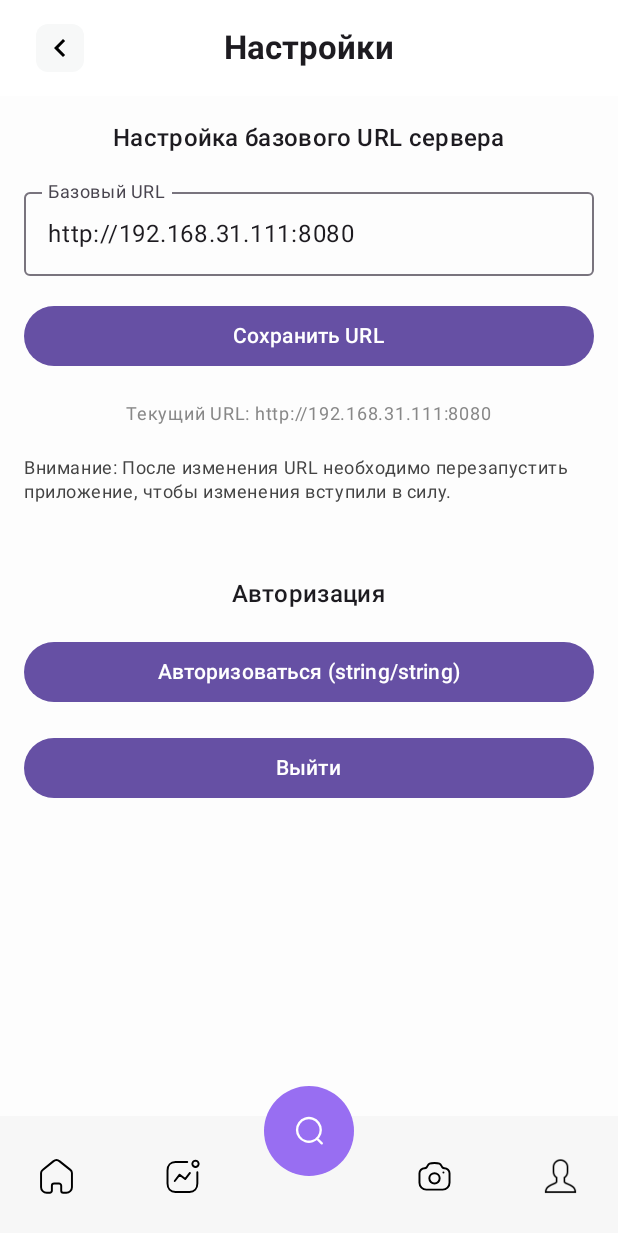
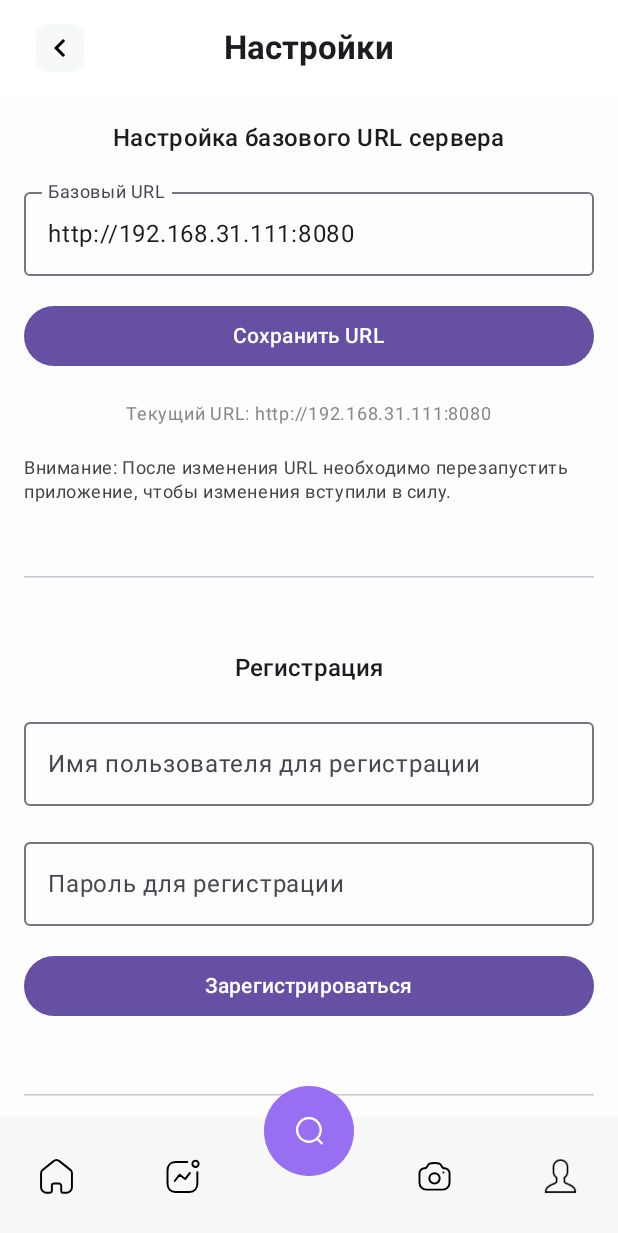
Before and after one commit to RMP-spring-2025/RMP-front, an Android app built with Jetpack Compose: the SettingsScreen screen opened through its navigation route, on a phone screen of 412 x 824 dp. Shown: the top 1233 px of the screen. Run offline under Robolectric (Android 15) with nearby library versions, the phone set to English and light mode, and no system bars; network calls fail.

Commit message:
feat(ui): Added registration buttons to settings

```diff
--- a/app/src/main/java/com/example/frontproject/api/ApiService.kt
+++ b/app/src/main/java/com/example/frontproject/api/ApiService.kt
@@ -5,6 +5,8 @@ import com.example.frontproject.data.model.AuthRequest
 import com.example.frontproject.data.model.AuthResponse
 import com.example.frontproject.data.model.ConsumeProductRequest
 import com.example.frontproject.data.model.ConsumeProductResponse
+import com.example.frontproject.data.model.CreateUserProfileRequest
+import com.example.frontproject.data.model.CreateUserProfileResponse
 import com.example.frontproject.data.model.ProductResponseByBcode
 import com.example.frontproject.data.model.RequestIdResponse
 import retrofit2.Response
@@ -52,6 +54,13 @@ interface ApiService {
 
 
 
-    @POST("auth") // Укажите здесь ваш эндпоинт авторизации
+    @POST("auth")
     suspend fun login(@Body request: AuthRequest): Response<AuthResponse>
+
+    @POST("register")
+    suspend fun register(@Body request: AuthRequest): Response<AuthResponse>
+
+    @POST("user/create")
+    suspend fun createUserProfile(@Body request: CreateUserProfileRequest): Response<CreateUserProfileResponse>
+
 }
--- a/app/src/main/java/com/example/frontproject/ui/components/screens/SettingsScreen.kt
+++ b/app/src/main/java/com/example/frontproject/ui/components/screens/SettingsScreen.kt
@@ -3,12 +3,15 @@ package com.example.frontproject.ui.components.screens
 import android.widget.Toast
 import androidx.compose.foundation.background
 import androidx.compose.foundation.layout.*
+import androidx.compose.foundation.rememberScrollState
+import androidx.compose.foundation.verticalScroll
 import androidx.compose.material3.*
 import androidx.compose.runtime.*
 import androidx.compose.ui.Alignment
 import androidx.compose.ui.Modifier
 import androidx.compose.ui.graphics.Color
 import androidx.compose.ui.platform.LocalContext
+import androidx.compose.ui.text.input.PasswordVisualTransformation
 import androidx.compose.ui.text.input.TextFieldValue
 import androidx.compose.ui.unit.dp
 import androidx.compose.ui.unit.sp
@@ -17,6 +20,8 @@ import androidx.navigation.NavController
 import com.example.frontproject.RmpApplication
 import com.example.frontproject.ui.components.common.ScreenHeader
 import com.example.frontproject.ui.viewmodel.AuthState
+import com.example.frontproject.ui.viewmodel.CreateUserState
+import com.example.frontproject.ui.viewmodel.RegisterState
 import com.example.frontproject.ui.viewmodel.SaveState
 import com.example.frontproject.ui.viewmodel.SettingsViewModel
 import com.example.frontproject.ui.viewmodel.SettingsViewModelFactory
@@ -37,6 +42,13 @@ fun SettingsScreen(navController: NavController) {
     var textFieldValue by remember(currentBaseUrl) { mutableStateOf(TextFieldValue(currentBaseUrl)) }
     val saveState by settingsViewModel.saveState.collectAsState()
     val authState by settingsViewModel.authState.collectAsState()
+    val registerState by settingsViewModel.registerState.collectAsState()
+    val createUserState by settingsViewModel.createUserState.collectAsState()
+
+    var loginUsername by remember { mutableStateOf(TextFieldValue("")) }
+    var loginPassword by remember { mutableStateOf(TextFieldValue("")) }
+    var registerUsername by remember { mutableStateOf(TextFieldValue("")) }
+    var registerPassword by remember { mutableStateOf(TextFieldValue("")) }
 
     // Обработка сохранения URL
     LaunchedEffect(saveState) {
@@ -77,6 +89,44 @@ fun SettingsScreen(navController: NavController) {
         }
     }
 
+    LaunchedEffect(registerState) {
+        when (val state = registerState) {
+            is RegisterState.Success -> {
+                Toast.makeText(context, "Регистрация успешна!", Toast.LENGTH_SHORT).show()
+                settingsViewModel.resetRegisterState()
+            }
+
+            is RegisterState.Error -> {
+                Toast.makeText(context, "Ошибка регистрации: ${state.message}", Toast.LENGTH_LONG)
+                    .show()
+                settingsViewModel.resetRegisterState()
+            }
+
+            else -> Unit
+        }
+    }
+
+    LaunchedEffect(createUserState) {
+        when (val state = createUserState) {
+            is CreateUserState.Success -> {
+                Toast.makeText(context, "Пользователь создан!", Toast.LENGTH_SHORT).show()
+                settingsViewModel.resetCreateUserState()
+            }
+
+            is CreateUserState.Error -> {
+                Toast.makeText(
+                    context,
+                    "Ошибка создания пользователя: ${state.message}",
+                    Toast.LENGTH_LONG
+                )
+                    .show()
+                settingsViewModel.resetCreateUserState()
+            }
+
+            else -> Unit
+        }
+    }
+
     Column(
         modifier = Modifier
             .fillMaxSize()
@@ -90,6 +140,7 @@ fun SettingsScreen(navController: NavController) {
         Column(
             modifier = Modifier
                 .fillMaxSize()
+                .verticalScroll(rememberScrollState()) // Добавлено для прокрутки
                 .padding(16.dp),
             horizontalAlignment = Alignment.CenterHorizontally,
             verticalArrangement = Arrangement.spacedBy(16.dp)
@@ -133,19 +184,75 @@ fun SettingsScreen(navController: NavController) {
             )
 
             Spacer(modifier = Modifier.height(16.dp))
+            HorizontalDivider()
+            Spacer(modifier = Modifier.height(16.dp))
+
+
+            Text(
+                text = "Регистрация",
+                style = MaterialTheme.typography.titleMedium
+            )
+            OutlinedTextField(
+                value = registerUsername,
+                onValueChange = { registerUsername = it },
+                label = { Text("Имя пользователя для регистрации") },
+                modifier = Modifier.fillMaxWidth(),
+                singleLine = true
+            )
+            OutlinedTextField(
+                value = registerPassword,
+                onValueChange = { registerPassword = it },
+                label = { Text("Пароль для регистрации") },
+                modifier = Modifier.fillMaxWidth(),
+                singleLine = true,
+                visualTransformation = PasswordVisualTransformation()
+            )
+            Button(
+                onClick = {
+                    settingsViewModel.registerUser(registerUsername.text, registerPassword.text)
+                },
+                modifier = Modifier.fillMaxWidth(),
+                enabled = registerState !is RegisterState.Loading && authState !is AuthState.Loading
+            ) {
+                if (registerState is RegisterState.Loading) {
+                    CircularProgressIndicator(
+                        modifier = Modifier.size(24.dp),
+                        color = MaterialTheme.colorScheme.onPrimary
+                    )
+                } else {
+                    Text("Зарегистрироваться")
+                }
+            }
+
+            Spacer(modifier = Modifier.height(16.dp))
+            HorizontalDivider()
+            Spacer(modifier = Modifier.height(16.dp))
 
             Text(
                 text = "Авторизация",
                 style = MaterialTheme.typography.titleMedium
             )
-
-            // Кнопка авторизации
+            OutlinedTextField(
+                value = loginUsername,
+                onValueChange = { loginUsername = it },
+                label = { Text("Имя пользователя для входа") },
+                modifier = Modifier.fillMaxWidth(),
+                singleLine = true
+            )
+            OutlinedTextField(
+                value = loginPassword,
+                onValueChange = { loginPassword = it },
+                label = { Text("Пароль для входа") },
+                modifier = Modifier.fillMaxWidth(),
+                singleLine = true,
+                visualTransformation = PasswordVisualTransformation()
+            )
             Button(
                 onClick = {
-                    settingsViewModel.login("string", "string")
+                    settingsViewModel.login(loginUsername.text, loginPassword.text)
                 },
                 modifier = Modifier.fillMaxWidth(),
-                enabled = authState !is AuthState.Loading
+                enabled = authState !is AuthState.Loading && registerState !is RegisterState.Loading
             ) {
                 if (authState is AuthState.Loading) {
                     CircularProgressIndicator(
@@ -153,9 +260,36 @@ fun SettingsScreen(navController: NavController) {
                         color = MaterialTheme.colorScheme.onPrimary
                     )
                 } else {
-                    Text("Авторизоваться (string/string)")
+                    Text("Авторизоваться")
                 }
             }
+
+            Spacer(modifier = Modifier.height(16.dp))
+            HorizontalDivider()
+            Spacer(modifier = Modifier.height(16.dp))
+
+            Text(
+                text = "Создание профиля пользователя (тест)",
+                style = MaterialTheme.typography.titleMedium
+            )
+            Button(
+                onClick = {
+                    settingsViewModel.createUserProfile("string", 21, 185.5)
+                },
+                modifier = Modifier.fillMaxWidth(),
+                enabled = createUserState !is CreateUserState.Loading
+            ) {
+                if (createUserState is CreateUserState.Loading) {
+                    CircularProgressIndicator(
+                        modifier = Modifier.size(24.dp),
+                        color = MaterialTheme.colorScheme.onPrimary
+                    )
+                } else {
+                    Text("Создать пользователя (тест)")
+                }
+            }
+
+
             // Кнопка выхода
             Button(
                 onClick = {
@@ -164,14 +298,7 @@ fun SettingsScreen(navController: NavController) {
                 modifier = Modifier.fillMaxWidth(),
                 enabled = authState !is AuthState.Loading
             ) {
-                if (authState is AuthState.Loading) {
-                    CircularProgressIndicator(
-                        modifier = Modifier.size(24.dp),
-                        color = MaterialTheme.colorScheme.onPrimary
-                    )
-                } else {
-                    Text("Выйти")
-                }
+                Text("Выйти")
             }
         }
     }
```
Also changed, not shown: app/src/main/java/com/example/frontproject/data/model/AuthData.kt (+10 -0 lines), app/src/main/java/com/example/frontproject/ui/viewmodel/SettingsViewModel.kt (+59 -1 lines).
